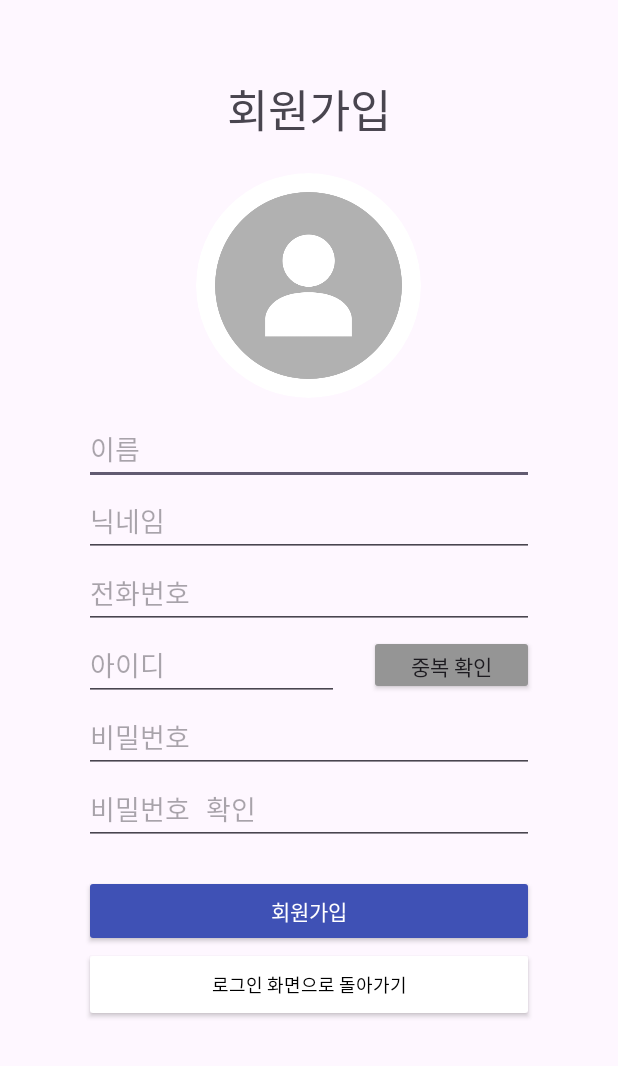
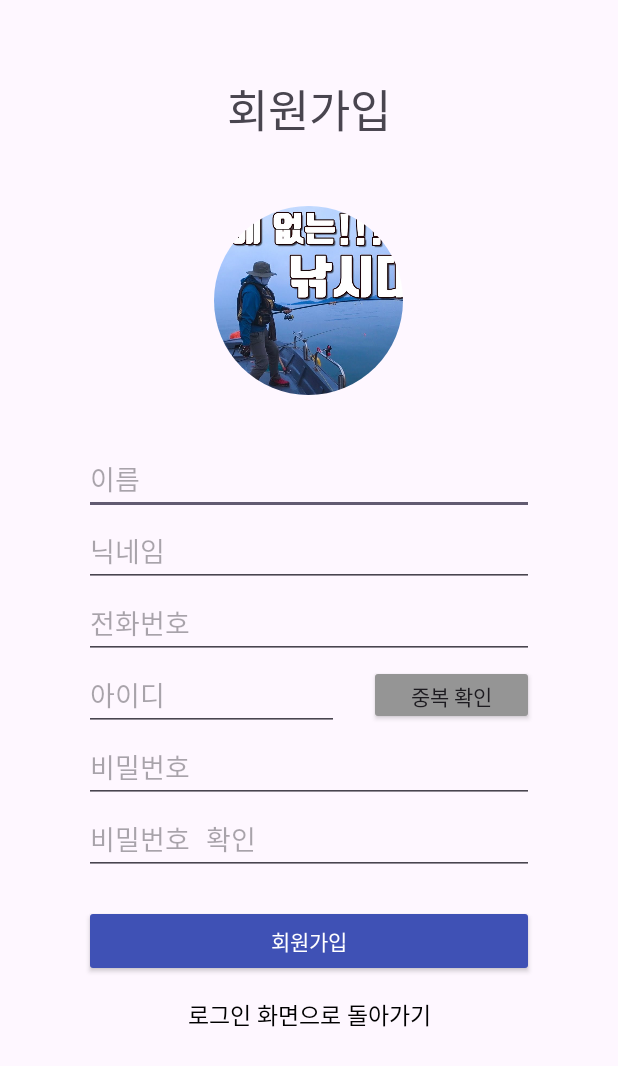
Before and after one commit to DoYeon999/Kotlin_Application_Project, an Android app: the JoinActivity screen opened directly, with no data from a screen before it, on a phone screen of 412 x 824 dp. Shown: the top 1066 px of the screen. Run offline under Robolectric (Android 15) with nearby library versions, the phone set to English and light mode, and no system bars; our stand-ins replace CircleImageView, Firebase (no records; nobody signed in at launch, a user with empty details on screens opened directly); libraries missing offline, so code that uses them is left out: io.grpc; pictures from the network do not load.

Commit message:
230905 수정

```diff
--- a/app/build.gradle
+++ b/app/build.gradle
@@ -129,4 +129,6 @@ dependencies {
     implementation 'com.navercorp.nid:oauth:5.7.0'
     implementation("com.naver.maps:map-sdk:3.17.0")
 
+    // 프로필 동그랗게
+    implementation ("de.hdodenhof:circleimageview:3.1.0")
 }
--- a/app/src/main/java/com/example/myapplication/kdy/JoinActivity.kt
+++ b/app/src/main/java/com/example/myapplication/kdy/JoinActivity.kt
@@ -81,7 +81,7 @@ class JoinActivity : AppCompatActivity() {
         }
 
         //프로필 추가
-        binding.galleryAdd.setOnClickListener {
+        binding.profileImage.setOnClickListener {
             val intent = Intent(Intent.ACTION_PICK)
             intent.setDataAndType(
                 MediaStore.Images.Media.EXTERNAL_CONTENT_URI,
--- a/app/src/main/res/layout/activity_join.xml
+++ b/app/src/main/res/layout/activity_join.xml
@@ -17,21 +17,16 @@
         android:layout_marginBottom="20dp"
         android:gravity="center_horizontal"/>
 
-    <androidx.cardview.widget.CardView
-        android:id="@+id/galleryAdd"
-        android:layout_width="150dp"
-        android:layout_height="150dp"
-        app:cardCornerRadius="90dp"
-        app:cardElevation="0dp"
+    <de.hdodenhof.circleimageview.CircleImageView
+        android:id="@+id/profileImage"
+        android:layout_width="130dp"
+        android:layout_height="130dp"
+        app:civ_border_color="#00FF0000"
+        app:civ_border_width="2dp"
         android:layout_gravity="center"
-        >
-    <ImageView
-        android:id="@+id/profileImage"
-        android:layout_width="150dp"
-        android:layout_height="150dp"
-        android:layout_gravity="center"
-        android:src="@drawable/profile" />
-    </androidx.cardview.widget.CardView>
+        android:src="@drawable/baner1"
+        android:layout_margin="20dp"
+        />
 
     <EditText
         android:id="@+id/nameInput"
@@ -107,14 +102,13 @@
         android:layout_gravity="center"
         android:backgroundTint="#3F51B5" />
 
-    <Button
+    <TextView
         android:id="@+id/backlogin"
         android:layout_width="300dp"
         android:layout_height="50dp"
         android:text="로그인 화면으로 돌아가기"
+        android:textSize="15sp"
         android:gravity="center"
-        android:textSize="12sp"
         android:layout_gravity="center"
-        android:textColor="@color/black"
-        android:backgroundTint="@color/white" />
+        android:textColor="@color/black" />
 </LinearLayout>
--- a/app/src/main/res/layout/navigation.xml
+++ b/app/src/main/res/layout/navigation.xml
@@ -10,7 +10,7 @@
         android:layout_width="match_parent"
         android:layout_height="1dp"
         android:layout_centerInParent="true"
-        android:background="@color/blue"/>
+        android:background="@color/gray_300"/>
 
     <androidx.appcompat.widget.Toolbar
         android:id="@+id/navigationbar"
```
Also changed, not shown: app/src/main/java/com/example/myapplication/MainActivity.kt (+7 -0 lines), app/src/main/java/com/example/myapplication/MypageActivity.kt (+9 -0 lines), app/src/main/res/layout/activity_login.xml (+14 -7 lines), app/src/main/res/layout/activity_main.xml (+7 -6 lines), app/src/main/res/layout/activity_mypage.xml (+18 -23 lines), app/src/main/res/layout/toolbar.xml (+10 -10 lines), app/src/main/res/layout/toolbarmain.xml (+10 -10 lines), app/src/main/res/drawable/right.png (deleted).
